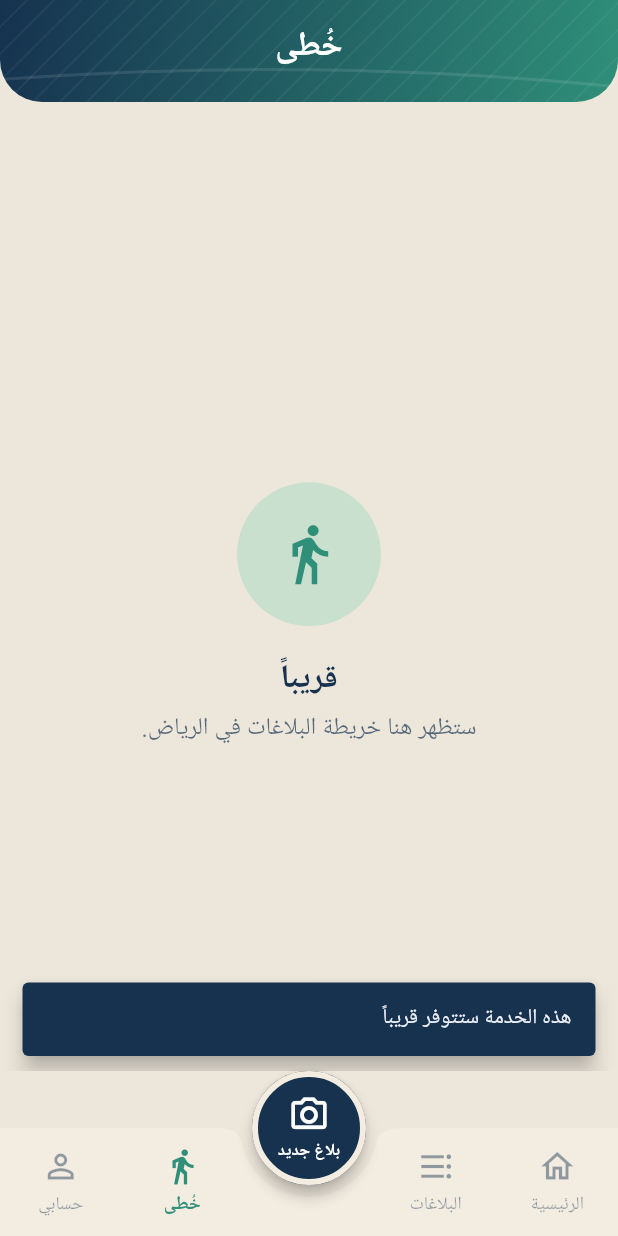
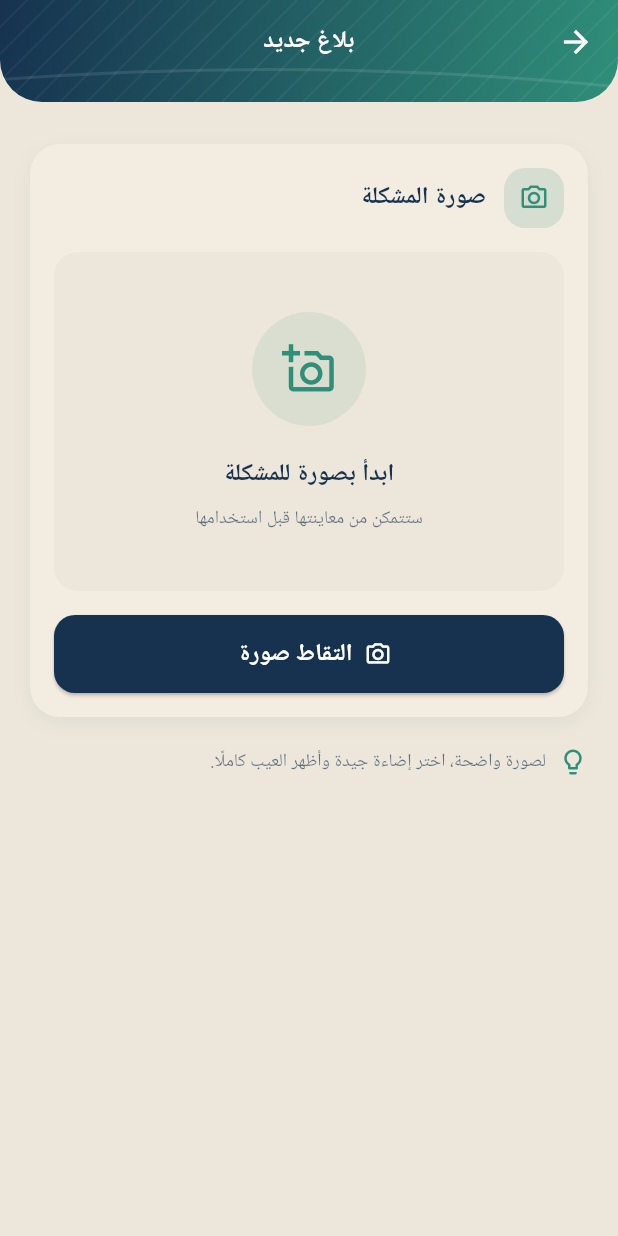
Before and after one commit to hcchly/Khota, a Flutter app: the MainShell screen opened directly, item 2 of the bottom bar chosen, after a tap on "بلاغ جديد", on a phone screen of 412 x 824 dp. Run offline on Flutter 3.47's test engine with Material 3 defaults, Android fonts, the phone set to English and light mode, and no system bars; our stand-ins replace cloud_firestore, firebase_auth, firebase_core, firebase_storage, google_fonts, image_picker and 1 more; accounts and stored records are empty.

Commit message:
Add report photo preview and Cloud Storage setup

```diff
--- /dev/null
+++ b/lib/models/report_draft.dart
@@ -0,0 +1,15 @@
+import 'dart:typed_data';
+
+/// Photo/details handoff to the location and submission step.
+/// Image bytes must be uploaded separately, never written into Firestore.
+class ReportDraft {
+  const ReportDraft({required this.imageBytes, this.description = ''});
+
+  static const maxDescriptionLength = 500;
+  final Uint8List imageBytes;
+  final String description;
+
+  Map<String, dynamic> toFirestoreFields() => {
+    'description': description.trim(),
+  };
+}
--- a/lib/screens/home/home_screen.dart
+++ b/lib/screens/home/home_screen.dart
@@ -9,11 +9,12 @@ import '../../widgets/info_card.dart';
 import '../info/photo_guide_screen.dart';
 
 class HomeScreen extends StatefulWidget {
-  const HomeScreen({super.key, required this.onOpenTab, this.service});
+  const HomeScreen({super.key, required this.onOpenTab, required this.onNewReport, this.service});
 
   /// Switches the bottom navigation tab (1 = reports, 2 = map).
   final ValueChanged<int> onOpenTab;
   final ProfileService? service;
+  final VoidCallback onNewReport;
 
   @override
   State<HomeScreen> createState() => _HomeScreenState();
@@ -99,7 +100,7 @@ class _HomeScreenState extends State<HomeScreen> {
         Padding(
           padding: const EdgeInsets.symmetric(horizontal: 16),
           child: _ReportCard(
-            onReport: () => showComingSoon(context),
+            onReport: widget.onNewReport,
             onHowTo: _openPhotoGuide,
           ),
         ),
@@ -114,7 +115,7 @@ class _HomeScreenState extends State<HomeScreen> {
               _ServiceTile(
                 icon: Icons.add,
                 label: 'بلاغ جديد',
-                onTap: () => showComingSoon(context),
+                onTap: widget.onNewReport,
               ),
               _ServiceTile(
                 icon: Icons.format_list_bulleted,
--- /dev/null
+++ b/lib/screens/reports/report_photo_screen.dart
@@ -0,0 +1,346 @@
+import 'dart:typed_data';
+
+import 'package:flutter/material.dart';
+
+import '../../models/report_draft.dart';
+import '../../services/report_camera_service.dart';
+import '../../theme/app_colors.dart';
+import '../../widgets/gradient_header.dart';
+import '../../widgets/info_card.dart';
+
+class ReportPhotoScreen extends StatefulWidget {
+  const ReportPhotoScreen({super.key, this.initialDraft, this.camera});
+
+  final ReportDraft? initialDraft;
+  final ReportCameraService? camera;
+
+  @override
+  State<ReportPhotoScreen> createState() => _ReportPhotoScreenState();
+}
+
+class _ReportPhotoScreenState extends State<ReportPhotoScreen> {
+  late final ReportCameraService _camera =
+      widget.camera ?? ImagePickerReportCamera();
+  late final TextEditingController _description = TextEditingController(
+    text: widget.initialDraft?.description ?? '',
+  );
+  Uint8List? _image;
+  bool _accepted = false;
+  bool _busy = true;
+  String? _error;
+
+  @override
+  void initState() {
+    super.initState();
+    _image = widget.initialDraft?.imageBytes;
+    _accepted = _image != null;
+    _loadImage(recover: true);
+  }
+
+  Future<void> _loadImage({bool recover = false}) async {
+    setState(() {
+      _busy = true;
+      _error = null;
+    });
+    try {
+      final image = recover ? await _camera.recover() : await _camera.capture();
+      if (!mounted) return;
+      if (image != null) {
+        setState(() {
+          _image = image;
+          _accepted = false;
+        });
+      }
+    } catch (_) {
+      if (!mounted) return;
+      setState(() {
+        _error = 'تعذّر فتح الصورة أو الكاميرا. تحقّق من إذن الكاميرا وحاول مرة أخرى.';
+      });
+    } finally {
+      if (mounted) setState(() => _busy = false);
+    }
+  }
+
+  @override
+  void dispose() {
+    _description.dispose();
+    super.dispose();
+  }
+
+  @override
+  Widget build(BuildContext context) {
+    final text = Theme.of(context).textTheme;
+    final muted = AppColors.indigo.withValues(alpha: 0.65);
+    return Scaffold(
+      appBar: PreferredSize(
+        preferredSize: const Size.fromHeight(kToolbarHeight + 12),
+        child: GradientHeader(
+          child: Padding(
+            padding: const EdgeInsets.only(bottom: 12),
+            child: AppBar(
+              primary: false,
+              title: const Text('بلاغ جديد'),
+              centerTitle: true,
+              backgroundColor: Colors.transparent,
+              surfaceTintColor: Colors.transparent,
+              elevation: 0,
+              scrolledUnderElevation: 0,
+              foregroundColor: Colors.white,
+              titleTextStyle: text.titleMedium?.copyWith(
+                color: Colors.white,
+                fontWeight: FontWeight.w700,
+              ),
+            ),
+          ),
+        ),
+      ),
+      body: SafeArea(
+        child: Center(
+          child: ConstrainedBox(
+            constraints: const BoxConstraints(maxWidth: 640),
+            child: ListView(
+              keyboardDismissBehavior: ScrollViewKeyboardDismissBehavior.onDrag,
+              padding: const EdgeInsets.fromLTRB(20, 28, 20, 28),
+              children: [
+                InfoCard(
+                  padding: const EdgeInsets.all(16),
+                  child: Column(
+                    crossAxisAlignment: CrossAxisAlignment.stretch,
+                    children: [
+                      Row(
+                        children: [
+                          const IconTile(
+                            icon: Icons.photo_camera_outlined,
+                            size: 40,
+                          ),
+                          const SizedBox(width: 12),
+                          Expanded(
+                            child: Text(
+                              'صورة المشكلة',
+                              style: text.titleMedium?.copyWith(
+                                fontWeight: FontWeight.w700,
+                              ),
+                            ),
+                          ),
+                          if (_accepted)
+                            const Tooltip(
+                              message: 'تم اختيار الصورة',
+                              child: Icon(
+                                Icons.check_circle_rounded,
+                                color: AppColors.teal,
+                              ),
+                            ),
+                        ],
+                      ),
+                      const SizedBox(height: 16),
+                      ClipRRect(
+                        borderRadius: BorderRadius.circular(16),
+                        child: ColoredBox(
+                          color: AppColors.sand,
+                          child: _image != null
+                              ? AspectRatio(
+                                  aspectRatio: 4 / 3,
+                                  child: Image.memory(
+                                    _image!,
+                                    fit: BoxFit.contain,
+                                    semanticLabel: 'معاينة صورة البلاغ',
+                                  ),
+                                )
+                              : Padding(
+                                  padding: const EdgeInsets.symmetric(
+                                    horizontal: 20,
+                                    vertical: 40,
+                                  ),
+                                  child: Column(
+                                    children: [
+                                      Container(
+                                        padding: const EdgeInsets.all(20),
+                                        decoration: BoxDecoration(
+                                          color: AppColors.teal.withValues(
+                                            alpha: 0.1,
+                                          ),
+                                          shape: BoxShape.circle,
+                                        ),
+                                        child: const Icon(
+                                          Icons.add_a_photo_outlined,
+                                          size: 36,
+                                          color: AppColors.teal,
+                                        ),
+                                      ),
+                                      const SizedBox(height: 20),
+                                      Text(
+                                        'ابدأ بصورة للمشكلة',
+                                        style: text.titleMedium?.copyWith(
+                                          fontWeight: FontWeight.w700,
+                                        ),
+                                      ),
+                                      const SizedBox(height: 8),
+                                      Text(
+                                        'ستتمكن من معاينتها قبل استخدامها',
+                                        textAlign: TextAlign.center,
+                                        style: text.bodySmall?.copyWith(
+                                          color: muted,
+                                        ),
+                                      ),
+                                    ],
+                                  ),
+                                ),
+                        ),
+                      ),
+                      if (_busy) ...[
+                        const SizedBox(height: 16),
+                        const LinearProgressIndicator(
+                          color: AppColors.teal,
+                          semanticsLabel: 'جارٍ تجهيز الصورة',
+                        ),
+                      ],
+                      const SizedBox(height: 16),
+                      if (_image == null)
+                        ElevatedButton.icon(
+                          onPressed: _busy ? null : () => _loadImage(),
+                          icon: const Icon(Icons.camera_alt_outlined),
+                          label: const Text('التقاط صورة'),
+                        )
+                      else
+                        OutlinedButton.icon(
+                          style: OutlinedButton.styleFrom(
+                            minimumSize: const Size.fromHeight(52),
+                            foregroundColor: AppColors.indigo,
+                            side: BorderSide(
+                              color: AppColors.slate.withValues(alpha: 0.6),
+                            ),
+                            shape: RoundedRectangleBorder(
+                              borderRadius: BorderRadius.circular(14),
+                            ),
+                          ),
+                          onPressed: _busy ? null : () => _loadImage(),
+                          icon: const Icon(Icons.camera_alt_outlined, size: 20),
+                          label: const Text('إعادة التصوير'),
+                        ),
+                      if (_image != null && !_accepted) ...[
+                        const SizedBox(height: 10),
+                        ElevatedButton.icon(
+                          onPressed: _busy
+                              ? null
+                              : () => setState(() => _accepted = true),
+                          icon: const Icon(Icons.check_rounded),
+                          label: const Text('استخدام الصورة'),
+                        ),
+                      ],
+                    ],
+                  ),
+                ),
+                if (_error != null) ...[
+                  const SizedBox(height: 16),
+                  Semantics(
+                    liveRegion: true,
+                    child: Container(
+                      padding: const EdgeInsets.all(16),
+                      decoration: BoxDecoration(
+                        color: AppColors.error.withValues(alpha: 0.08),
+                        borderRadius: BorderRadius.circular(14),
+                      ),
+                      child: Text(
+                        _error!,
+                        style: text.bodyMedium?.copyWith(
+                          color: AppColors.error,
+                        ),
+                      ),
+                    ),
+                  ),
+                ],
+                if (_accepted) ...[
+                  const SizedBox(height: 20),
+                  InfoCard(
+                    child: Column(
+                      crossAxisAlignment: CrossAxisAlignment.stretch,
+                      children: [
+                        Row(
+                          children: [
+                            Expanded(
+                              child: Text(
+                                'تفاصيل إضافية',
+                                style: text.titleMedium?.copyWith(
+                                  fontWeight: FontWeight.w700,
+                                ),
+                              ),
+                            ),
+                            Container(
+                              padding: const EdgeInsets.symmetric(
+                                horizontal: 10,
+                                vertical: 4,
+                              ),
+                              decoration: BoxDecoration(
+                                color: AppColors.sand,
+                                borderRadius: BorderRadius.circular(8),
+                              ),
+                              child: Text(
+                                'اختياري',
+                                style: text.labelMedium?.copyWith(color: muted),
+                              ),
+                            ),
+                          ],
+                        ),
+                        const SizedBox(height: 8),
+                        Text(
+                          'هل هناك شيء آخر تود توضيحه؟',
+                          style: text.bodySmall?.copyWith(color: muted),
+                        ),
+                        const SizedBox(height: 16),
+                        TextField(
+                          controller: _description,
+                          enabled: !_busy,
+                          minLines: 3,
+                          maxLines: 5,
+                          maxLength: ReportDraft.maxDescriptionLength,
+                          decoration: const InputDecoration(
+                            hintText: 'مثال: بلاط مكسور يعيق مرور المشاة',
+                            fillColor: AppColors.warmWhite,
+                          ),
+                        ),
+                      ],
+                    ),
+                  ),
+                  const SizedBox(height: 24),
+                  ElevatedButton(
+                    onPressed: _busy
+                        ? null
+                        : () => Navigator.of(context).pop(
+                            ReportDraft(
+                              imageBytes: _image!,
+                              description: _description.text.trim(),
+                            ),
+                          ),
+                    child: const Text('حفظ الصورة والتفاصيل'),
+                  ),
+                ] else if (_image == null) ...[
+                  const SizedBox(height: 20),
+                  Row(
+                    crossAxisAlignment: CrossAxisAlignment.start,
+                    children: [
+                      const Icon(
+                        Icons.lightbulb_outline_rounded,
+                        size: 20,
+                        color: AppColors.teal,
+                      ),
+                      const SizedBox(width: 8),
+                      Expanded(
+                        child: Text(
+                          'لصورة واضحة، اختر إضاءة جيدة وأظهر العيب كاملًا.',
+                          style: text.bodySmall?.copyWith(
+                            color: muted,
+                            height: 1.6,
+                          ),
+                        ),
+                      ),
+                    ],
+                  ),
+                ],
+              ],
+            ),
+          ),
+        ),
+      ),
+    );
+  }
+}
--- a/lib/screens/shell/main_shell.dart
+++ b/lib/screens/shell/main_shell.dart
@@ -1,7 +1,8 @@
 import 'package:flutter/material.dart';
 
 import '../../theme/app_colors.dart';
-import '../../widgets/coming_soon.dart';
+import '../../models/report_draft.dart';
+import '../reports/report_photo_screen.dart';
 import '../home/home_screen.dart';
 import '../profile/profile_screen.dart';
 import 'placeholder_tab.dart';
@@ -17,13 +18,25 @@ class MainShell extends StatefulWidget {
 
 class _MainShellState extends State<MainShell> {
   int _index = 0;
+  ReportDraft? _reportDraft;
+
+  Future<void> _openNewReport() async {
+    final draft = await Navigator.of(context).push<ReportDraft>(
+      MaterialPageRoute(
+        builder: (_) => ReportPhotoScreen(initialDraft: _reportDraft),
+      ),
+    );
+    if (!mounted || draft == null) return;
+    setState(() => _reportDraft = draft);
+  }
+
 
   void _openTab(int index) => setState(() => _index = index);
 
   Widget _buildTab() {
     switch (_index) {
       case 0:
-        return HomeScreen(onOpenTab: _openTab);
+        return HomeScreen(onOpenTab: _openTab, onNewReport: _openNewReport);
       case 1:
         return const PlaceholderTab(
           title: 'بلاغاتي',
@@ -47,7 +60,7 @@ class _MainShellState extends State<MainShell> {
       body: _buildTab(),
       floatingActionButtonLocation: FloatingActionButtonLocation.centerDocked,
       floatingActionButton: _NewReportButton(
-        onPressed: () => showComingSoon(context),
+        onPressed: _openNewReport,
       ),
       bottomNavigationBar: BottomAppBar(
         color: AppColors.warmWhite,
--- /dev/null
+++ b/lib/services/report_camera_service.dart
@@ -0,0 +1,34 @@
+import 'dart:typed_data';
+
+import 'package:flutter/foundation.dart';
+import 'package:image_picker/image_picker.dart';
+
+abstract class ReportCameraService {
+  Future<Uint8List?> capture();
+  Future<Uint8List?> recover();
+}
+
+class ImagePickerReportCamera implements ReportCameraService {
+  final ImagePicker _picker = ImagePicker();
+
+  @override
+  Future<Uint8List?> capture() async {
+    final file = await _picker.pickImage(
+      source: ImageSource.camera,
+      maxWidth: 2048,
+      maxHeight: 2048,
+      imageQuality: 90,
+      requestFullMetadata: false,
+    );
+    return file == null ? null : await file.readAsBytes();
+  }
+
+  @override
+  Future<Uint8List?> recover() async {
+    if (kIsWeb || defaultTargetPlatform != TargetPlatform.android) return null;
+    final response = await _picker.retrieveLostData();
+    if (response.exception != null) throw response.exception!;
+    final files = response.files;
+    return files == null || files.isEmpty ? null : await files.first.readAsBytes();
+  }
+}
--- /dev/null
+++ b/lib/services/storage_service.dart
@@ -0,0 +1,39 @@
+import 'dart:math';
+import 'dart:typed_data';
+
+import 'package:firebase_auth/firebase_auth.dart';
+import 'package:firebase_storage/firebase_storage.dart';
+import 'package:mime/mime.dart';
+
+/// Standalone Storage integration; never creates or changes Firestore documents.
+/// Call explicitly with the approved photo bytes when upload is needed.
+class StorageService {
+  StorageService({FirebaseStorage? storage, FirebaseAuth? auth})
+    : _storage = storage ?? FirebaseStorage.instance,
+      _auth = auth ?? FirebaseAuth.instance;
+
+  final FirebaseStorage _storage;
+  final FirebaseAuth _auth;
+
+  Future<String> uploadImage(Uint8List bytes) async {
+    final user = _auth.currentUser;
+    if (user == null) {
+      throw StateError('يجب تسجيل الدخول قبل رفع الصورة.');
+    }
+    if (bytes.isEmpty || bytes.length > 10 * 1024 * 1024) {
+      throw ArgumentError('اختر صورة بحجم لا يتجاوز 10 ميجابايت.');
+    }
+    final type = lookupMimeType('image', headerBytes: bytes);
+    if (!['image/jpeg', 'image/png', 'image/webp'].contains(type)) {
+      throw ArgumentError('استخدم صورة بصيغة JPG أو PNG أو WebP.');
+    }
+    final random = Random.secure();
+    final name = List.generate(
+      16,
+      (_) => random.nextInt(256).toRadixString(16).padLeft(2, '0'),
+    ).join();
+    final reference = _storage.ref('uploads/${user.uid}/$name');
+    await reference.putData(bytes, SettableMetadata(contentType: type));
+    return reference.getDownloadURL();
+  }
+}
--- a/pubspec.yaml
+++ b/pubspec.yaml
@@ -41,6 +41,9 @@ dependencies:
   firebase_core: ^4.15.0
   firebase_auth: ^6.7.0
   cloud_firestore: ^6.10.0
+  image_picker: ^1.2.0
+  firebase_storage: ^13.6.0
+  mime: ^2.1.0
 
 dev_dependencies:
   flutter_test:
```
Also changed, not shown: pubspec.lock, 2 other files.
